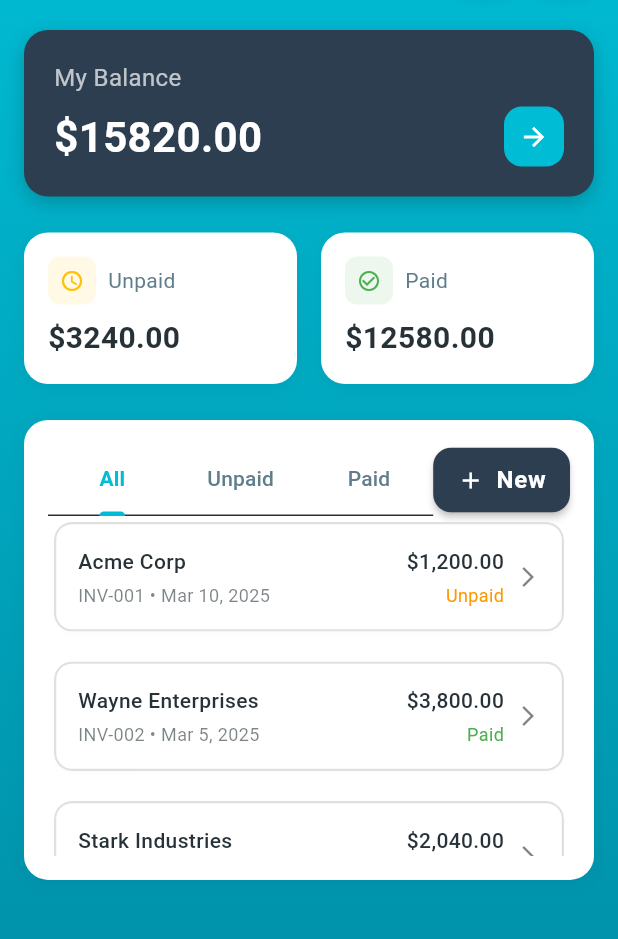
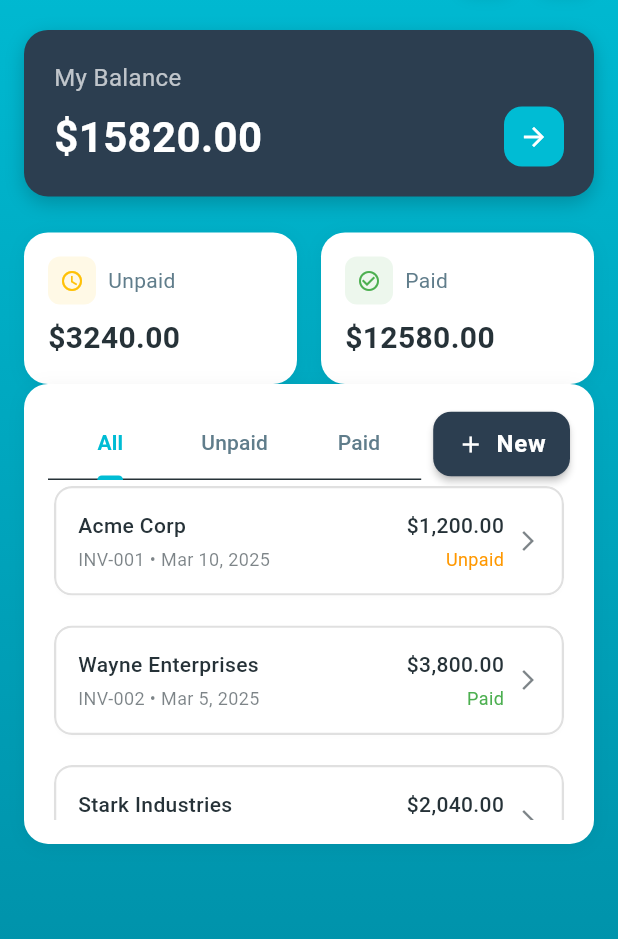
Before and after one commit to SantillanPs/Shane, a Flutter app: the HomeScreen screen opened directly, on a phone screen of 412 x 824 dp, the part 90-1029 px from its top. Run offline on Flutter 3.47's test engine with Material 3 defaults, Android fonts, the phone set to English and light mode, and no system bars.

Commit message:
wrong change

```diff
--- a/lib/screens/home_screen.dart
+++ b/lib/screens/home_screen.dart
@@ -298,8 +298,6 @@ class _HomeScreenState extends State<HomeScreen>
                   ],
                 ),
 
-                const SizedBox(height: 24),
-
                 // Tab Bar and New Invoice Button
                 Container(
                   decoration: BoxDecoration(
@@ -334,6 +332,7 @@ class _HomeScreenState extends State<HomeScreen>
                                 indicatorSize: TabBarIndicatorSize.label,
                               ),
                             ),
+                            const SizedBox(width: 8),
                             ElevatedButton.icon(
                               icon: const Icon(Icons.add, size: 18),
                               label: const Text('New'),
```
